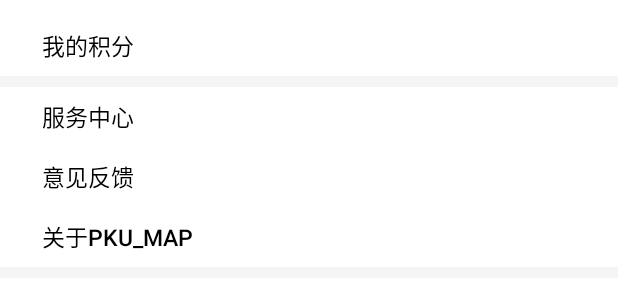
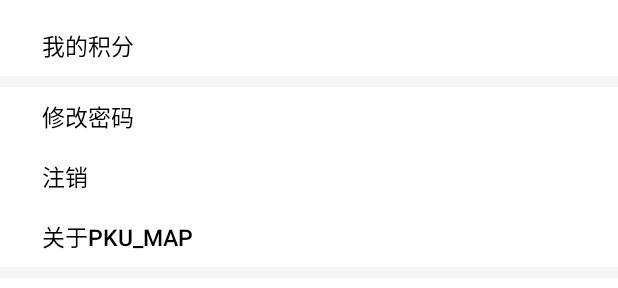
Before and after one commit to jind5182/PKU-Map, an Android app: the layout fg_content3.xml on its own in the app's theme, with its tools: preview values and no code run, on a phone screen of 412 x 824 dp. Shown: the part 440-728 px from the top of the screen. Run offline under Robolectric (Android 15) with nearby library versions, the phone set to English and light mode, and no system bars.

```diff
--- a/app/src/main/res/layout/fg_content3.xml
+++ b/app/src/main/res/layout/fg_content3.xml
@@ -155,7 +155,7 @@
             android:layout_width="match_parent"
             android:layout_height="0dp"
             android:layout_weight="1"
-            android:text="       服务中心"
+            android:text="       修改密码"
             android:gravity="left|center_vertical"
             android:textSize="15sp"
             android:textColor="#000000"
@@ -164,7 +164,7 @@
             android:layout_width="match_parent"
             android:layout_height="0dp"
             android:layout_weight="1"
-            android:text="       意见反馈"
+            android:text="       注销"
             android:gravity="left|center_vertical"
             android:textSize="15sp"
             android:textColor="#000000"
```
